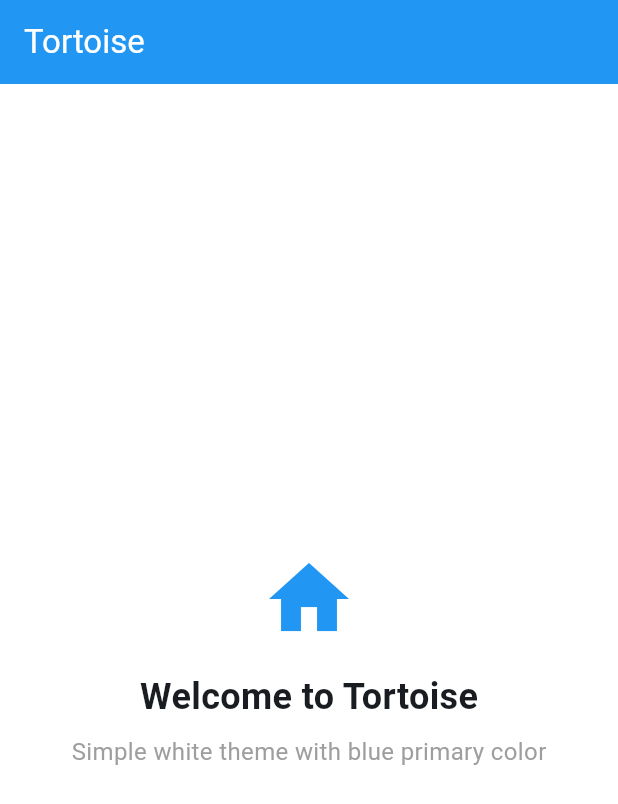
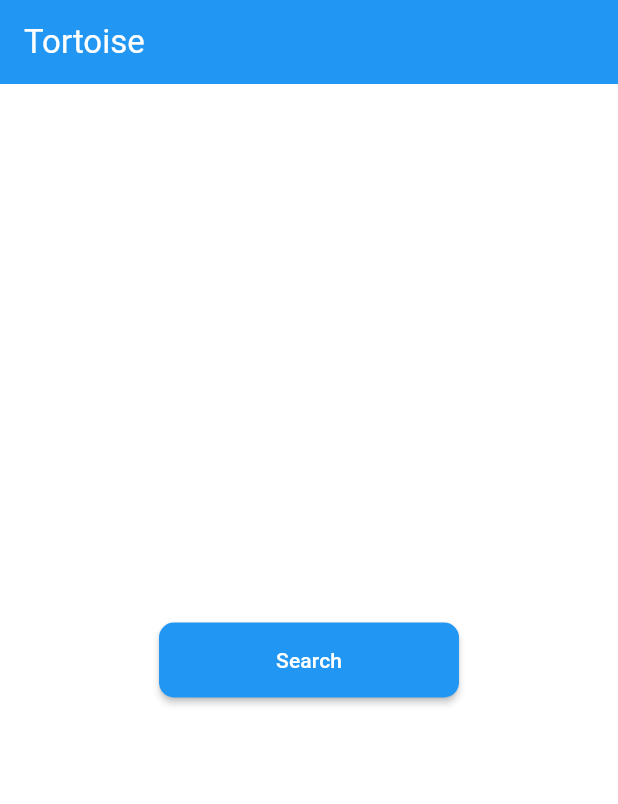
Before and after one commit to anshyyy/tortoise_app, a Flutter app: the screen it shows after launch, on a phone screen of 412 x 824 dp. Shown: the top 804 px of the screen. Run offline on Flutter 3.47's test engine with Material 3 defaults, Android fonts, the phone set to English and light mode, and no system bars; our stand-ins replace flutter_svg, page_transition.

Commit message:
Update pubspec.lock and pubspec.yaml with new dependencies, remove unused assets, and refactor main and home screen for routing. Added asset constants for better asset management.

```diff
--- a/lib/main.dart
+++ b/lib/main.dart
@@ -1,5 +1,5 @@
 import 'package:flutter/material.dart';
-import 'package:tortoise/src/screens/home/home_screen.dart';
+import 'package:tortoise/src/routes/router.dart';
 import 'package:tortoise/src/theme/app_theme.dart';
 
 void main() {
@@ -15,7 +15,9 @@ class MyApp extends StatelessWidget {
       title: 'Tortoise',
       theme: AppTheme.theme,
       debugShowCheckedModeBanner: false,
-      home: const HomeScreen(),
+      // Use named routing with page transitions
+      initialRoute: RouteNameEnum.home.path,
+      onGenerateRoute: AppRouter.generateRoute,
     );
   }
 }
--- /dev/null
+++ b/lib/src/routes/router.dart
@@ -0,0 +1,41 @@
+import 'package:flutter/material.dart';
+import 'package:page_transition/page_transition.dart';
+import 'package:tortoise/src/screens/home/home_screen.dart';
+import 'package:tortoise/src/screens/search/search_screen.dart';
+
+/// Route name enum with path constants
+enum RouteNameEnum {
+  home('/'),
+  search('/search');
+
+  const RouteNameEnum(this.path);
+  final String path;
+
+  /// Get route enum from settings name
+  static RouteNameEnum routeFromSettings(String name) {
+    return RouteNameEnum.values.firstWhere(
+      (value) => name == value.path,
+      orElse: () => RouteNameEnum.home,
+    );
+  }
+}
+
+/// Router class using page_transition package
+class AppRouter {
+  static Route<dynamic> generateRoute(RouteSettings settings) {
+    final routes = RouteNameEnum.routeFromSettings(settings.name ?? '');
+
+    return switch (routes) {
+      RouteNameEnum.home => PageTransition(
+          child: const HomeScreen(),
+          type: PageTransitionType.fade,
+          duration: const Duration(milliseconds: 400),
+        ),
+      RouteNameEnum.search => PageTransition(
+          child: const SearchScreen(),
+          type: PageTransitionType.rightToLeft,
+          duration: const Duration(milliseconds: 300),
+        ),
+    };
+  }
+}
--- a/lib/src/screens/home/home_screen.dart
+++ b/lib/src/screens/home/home_screen.dart
@@ -1,4 +1,5 @@
 import 'package:flutter/material.dart';
+import 'package:tortoise/src/routes/router.dart';
 
 class HomeScreen extends StatelessWidget {
   const HomeScreen({super.key});
@@ -11,32 +12,18 @@ class HomeScreen extends StatelessWidget {
         backgroundColor: Theme.of(context).primaryColor,
         foregroundColor: Colors.white,
       ),
-      body: const Center(
-        child: Column(
-          mainAxisAlignment: MainAxisAlignment.center,
-          children: [
-            Icon(
-              Icons.home,
-              size: 64,
-              color: Colors.blue,
-            ),
-            SizedBox(height: 16),
-            Text(
-              'Welcome to Tortoise',
-              style: TextStyle(
-                fontSize: 24,
-                fontWeight: FontWeight.bold,
-              ),
-            ),
-            SizedBox(height: 8),
-            Text(
-              'Simple white theme with blue primary color',
-              style: TextStyle(
-                fontSize: 16,
-                color: Colors.grey,
-              ),
-            ),
-          ],
+      body: Center(
+        child: MaterialButton(
+          height: 50,
+          minWidth: 200,
+          color: Theme.of(context).primaryColor,
+          shape: RoundedRectangleBorder(
+            borderRadius: BorderRadius.circular(10),
+          ),
+          onPressed: () {
+            Navigator.pushNamed(context, RouteNameEnum.search.path);
+          },
+          child: const Text('Search', style: TextStyle(color: Colors.white)),
         ),
       ),
     );
```
Also changed, not shown: lib/src/constants/asset_constants.dart (+24 -2 lines), lib/src/screens/search/search_screen.dart (added, +17 -0 lines), lib/src/widgets/app_bar/k_app_bar.dart (added, +10 -0 lines), lib/src/widgets/buttons/svg_icon_button.dart (added, +46 -0 lines), pubspec.yaml (+7 -50 lines), assets/images/ipad.png (added), assets/images/ipad_pro.png (added), assets/images/iphone_15.png (added), assets/images/iphone_15_plus.png (added), assets/images/iphone_16.png (added), assets/images/iphone_16_plus.png (added), assets/images/iphone_16_pro.png (added), assets/images/iphone_16_pro_max.png (added), assets/images/macbook.png (added), 4 more files.
